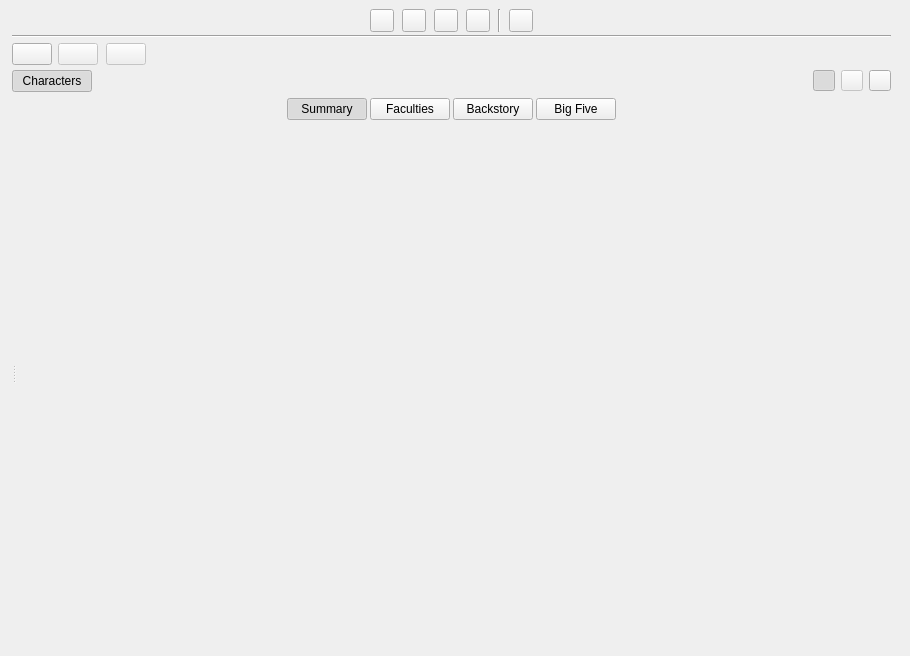
The window that ui/characters_view.ui (zkovari/plotlyst) describes before a commit, drawn with Qt 5.
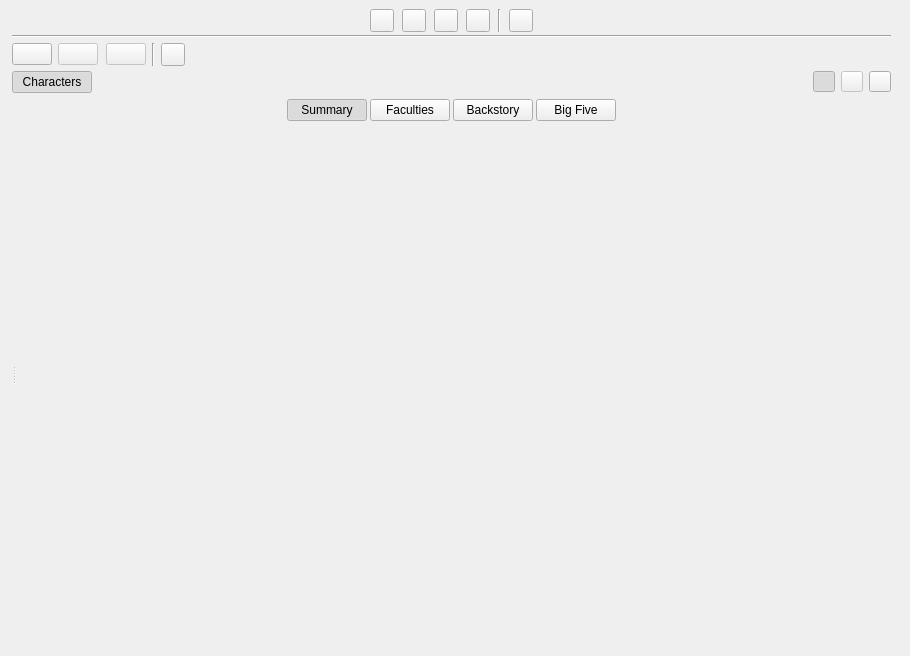
The same window after the commit. Custom widgets are drawn as their Qt base class.

Commit message: Customize character columns

The edit to the form file:
```diff
--- a/ui/characters_view.ui
+++ b/ui/characters_view.ui
@@ -391,6 +391,32 @@
             </property>
            </widget>
           </item>
+          <item>
+           <widget class="Line" name="line_3">
+            <property name="orientation">
+             <enum>Qt::Vertical</enum>
+            </property>
+           </widget>
+          </item>
+          <item>
+           <widget class="QToolButton" name="btnPreferences">
+            <property name="cursor">
+             <cursorShape>PointingHandCursor</cursorShape>
+            </property>
+            <property name="toolTip">
+             <string>&lt;html&gt;&lt;head/&gt;&lt;body&gt;&lt;p&gt;Customize view&lt;/p&gt;&lt;/body&gt;&lt;/html&gt;</string>
+            </property>
+            <property name="text">
+             <string/>
+            </property>
+            <property name="popupMode">
+             <enum>QToolButton::InstantPopup</enum>
+            </property>
+            <property name="base" stdset="0">
+             <bool>true</bool>
+            </property>
+           </widget>
+          </item>
           <item>
            <spacer name="horizontalSpacer_2">
             <property name="orientation">
@@ -966,7 +992,7 @@
                     <x>0</x>
                     <y>0</y>
                     <width>873</width>
-                    <height>521</height>
+                    <height>520</height>
                    </rect>
                   </property>
                   <property name="relaxed-white-bg" stdset="0">
```
Left out of the diff: 2 changed lines with no effect on the pictures. The commit also changes 1 other file.
